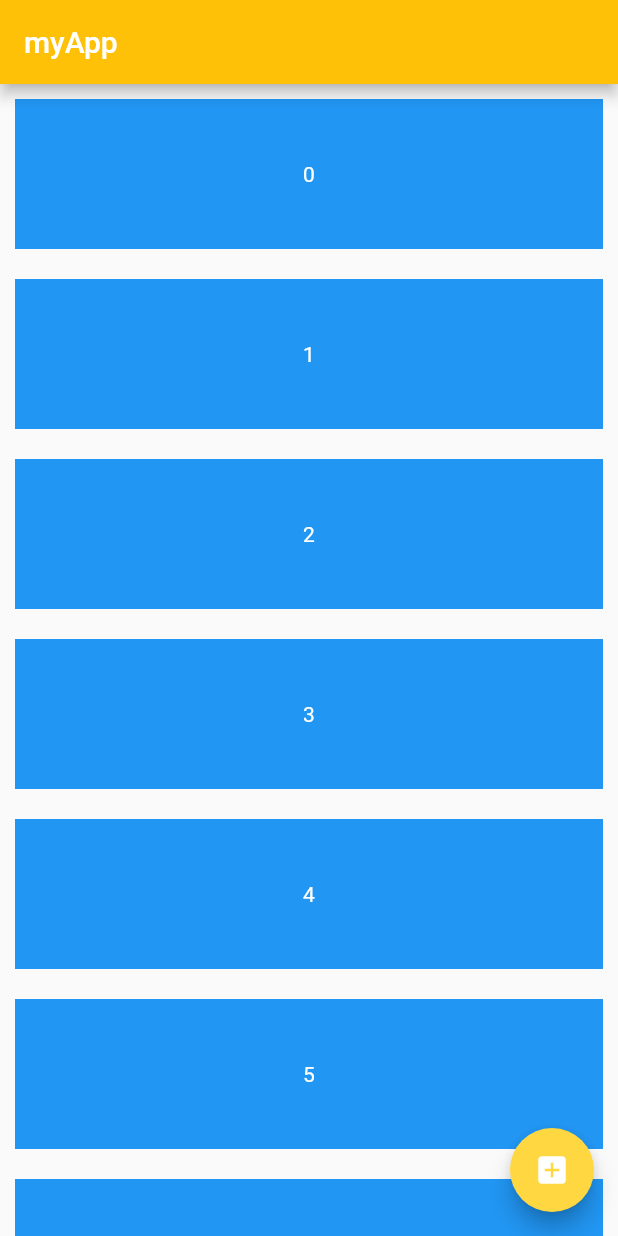
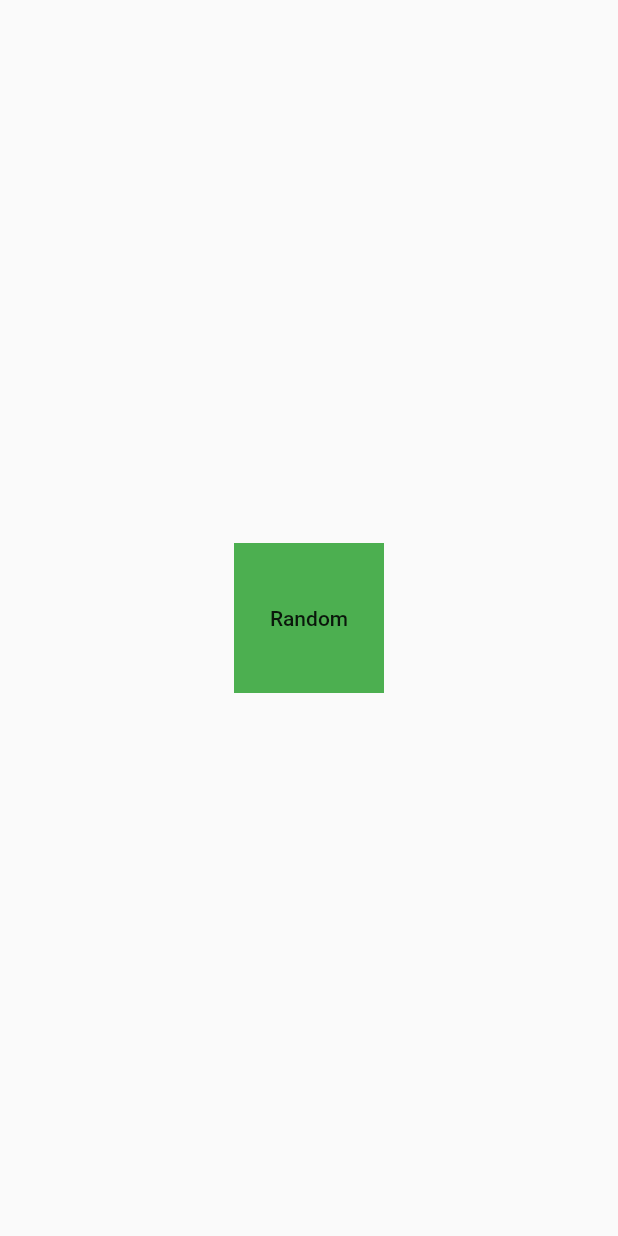
Before and after one commit to egidiocs/flutter-fireship-firebase-quizzap, a Flutter app: the screen it shows after launch, on a phone screen of 412 x 824 dp. Run offline on Flutter 3.47's test engine with Material 2 defaults, Android fonts, the phone set to English and light mode, and no system bars.

Commit message:
widgets-animated

```diff
--- a/lib/main.dart
+++ b/lib/main.dart
@@ -1,63 +1,55 @@
 import 'package:flutter/material.dart';
+import 'dart:math';
 
 void main() => runApp(MyApp());
 
-class MyApp extends StatefulWidget {
-  @override
-  _MyAppState createState() => _MyAppState();
-}
-
-class _MyAppState extends State<MyApp> {
-  ScrollController _controller = ScrollController();
-
+class MyApp extends StatelessWidget {
   @override
   Widget build(BuildContext context) {
     return MaterialApp(
       home: Scaffold(
-        appBar: AppBar(
-          title: Text("myApp"),
-          backgroundColor: Colors.amber,
-        ),
-        floatingActionButton: FloatingActionButton(
-          backgroundColor: Colors.amberAccent,
-          child: Icon(Icons.add_box),
-          onPressed: () => _controller.animateTo(_controller.offset + 10000,
-              curve: Curves.easeIn, duration: Duration(milliseconds: 500)),
-        ),
-        body: ListView.builder(
-          controller: _controller,
-          itemBuilder: (context, idx) {
-            return Container(
-              color: Colors.blue,
-              margin: EdgeInsets.all(10),
-              height: 100,
-              child: Center(
-                child: Text(
-                  '$idx',
-                  textAlign: TextAlign.center,
-                  style: TextStyle(color: Colors.white),
-                ),
-              ),
-            );
-          },
-        ),
-      ),
+          body: Center(
+        child: CoolBox(),
+      )),
     );
   }
 }
 
-List<Widget> _cards() {
-  return [1, 2, 3, 4, 5, 6, 7, 8, 9]
-      .map((v) => Container(
-            color: Colors.blue,
-            margin: EdgeInsets.all(1),
-            child: Center(
-              child: Text(
-                '$v',
-                textAlign: TextAlign.center,
-                style: TextStyle(color: Colors.white),
-              ),
-            ),
-          ))
-      .toList();
+class CoolBox extends StatefulWidget {
+  const CoolBox({
+    Key key,
+  }) : super(key: key);
+
+  @override
+  _CoolBoxState createState() => _CoolBoxState();
 }
+
+class _CoolBoxState extends State<CoolBox> {
+  double width = 100;
+  double height = 100;
+  Color color = Colors.green;
+
+  @override
+  Widget build(BuildContext context) {
+    return AnimatedContainer(
+        duration: Duration(seconds: 2),
+        curve: Curves.bounceInOut,
+        color: color,
+        width: width,
+        height: height,
+        child: FlatButton(
+          child: Text('Random'),
+          onPressed: () {
+            setState(() {
+              width = Random().nextDouble() * 400;
+              height = Random().nextDouble() * 400;
+
+              int r = Random().nextInt(255);
+              int b = Random().nextInt(255);
+              int g = Random().nextInt(255);
+              color = Color.fromRGBO(r, b, g, 1);
+            });
+          },
+        ));
+  }
+}
```
